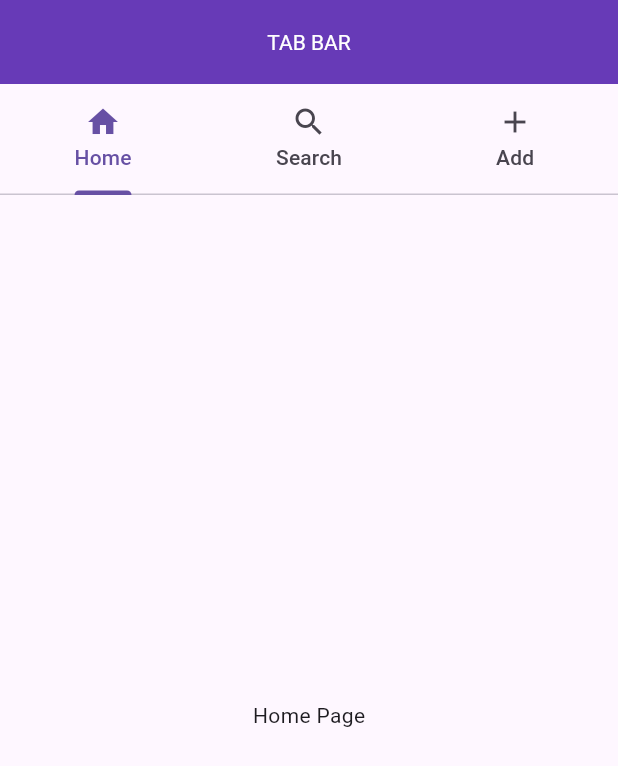
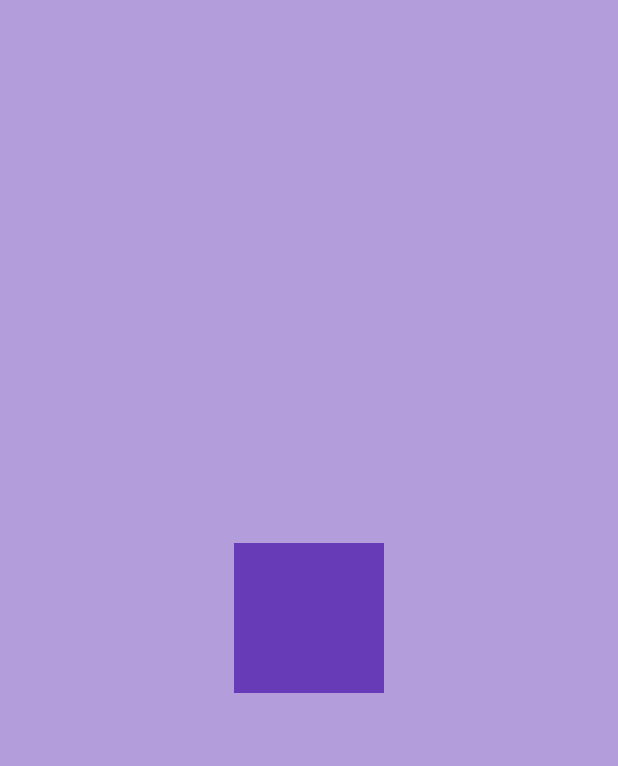
Before and after one commit to kalejaiyeoluwadara/flutter_minimal_e-commerce_app, a Flutter app: the screen it shows after launch, on a phone screen of 412 x 824 dp. Shown: the top 766 px of the screen. Run offline on Flutter 3.47's test engine with Material 3 defaults, Android fonts, the phone set to English and light mode, and no system bars.

Commit message:
working on animated container

```diff
--- a/lib/main.dart
+++ b/lib/main.dart
@@ -3,6 +3,7 @@ import 'package:flutter_application_3/models/shop.dart';
 import 'package:flutter_application_3/pages/cart_page.dart';
 import 'package:flutter_application_3/pages/intro_page.dart';
 import 'package:flutter_application_3/pages/shop_page.dart';
+import 'package:flutter_application_3/test_pages/animated_container.dart';
 import 'package:flutter_application_3/test_pages/sliver_app_bar.dart';
 import 'package:flutter_application_3/test_pages/tab_bar.dart';
 import 'package:flutter_application_3/theme/light_mode.dart';
@@ -25,8 +26,7 @@ class MyApp extends StatelessWidget {
     return MaterialApp(
       title: 'Minimal E-commerce App',
       debugShowCheckedModeBanner: false,
-      home: const CustomTabBar(),
-      // home: const CustomSliverAppBar(),
+      home: const CustomAnimatedContainer(),
       // home: const IntroPage(),
       // theme: lightMode,
       theme: ThemeData(primarySwatch: Colors.deepPurple),
--- /dev/null
+++ b/lib/test_pages/animated_container.dart
@@ -0,0 +1,38 @@
+import 'package:flutter/material.dart';
+
+class CustomAnimatedContainer extends StatefulWidget {
+  const CustomAnimatedContainer({super.key});
+
+  @override
+  State<CustomAnimatedContainer> createState() =>
+      _CustomAnimatedContainerState();
+}
+
+class _CustomAnimatedContainerState extends State<CustomAnimatedContainer> {
+  double boxHeight = 100;
+  double boxWidth = 100;
+  void _expandedBox() {
+    setState(() {
+      boxHeight = 300;
+      boxWidth = 300;
+    });
+  }
+
+  @override
+  Widget build(BuildContext context) {
+    return GestureDetector(
+      onTap: _expandedBox,
+      child: Scaffold(
+        backgroundColor: Colors.deepPurple[200],
+        body: Center(
+          child: AnimatedContainer(
+            duration: const Duration(seconds: 1),
+            height: 100,
+            width: 100,
+            color: Colors.deepPurple,
+          ),
+        ),
+      ),
+    );
+  }
+}
```
